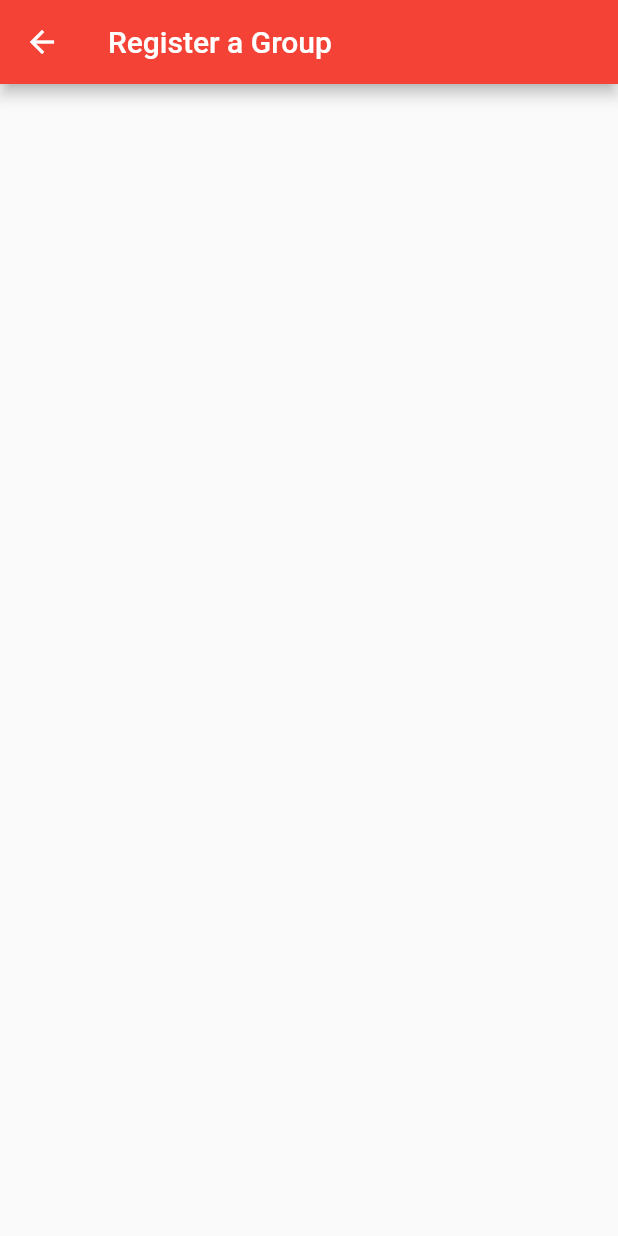
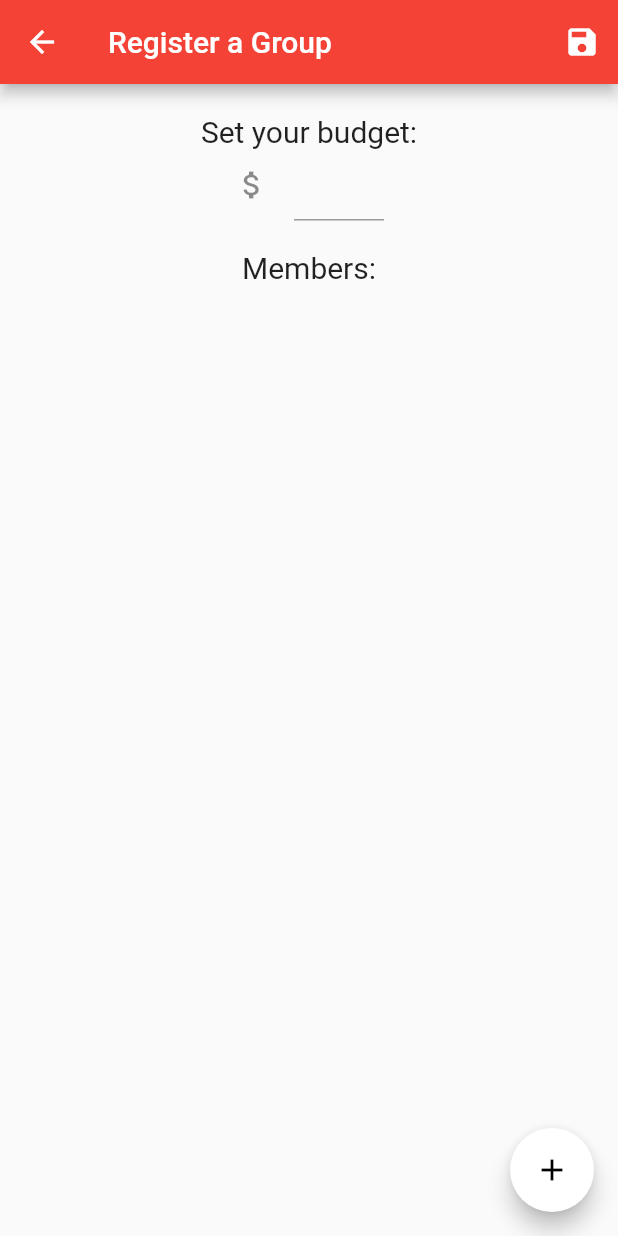
Before and after one commit to AroonNarayanan/SecretSantaFlutter, a Flutter app: the RegisterFamilyScreen screen opened directly, on a phone screen of 412 x 824 dp. Run offline on Flutter 3.47's test engine with Material 2 defaults, Android fonts, the light colour scheme and no system bars.

Commit message:
Added member addition/removal to register screen

```diff
--- a/lib/register.dart
+++ b/lib/register.dart
@@ -1,17 +1,109 @@
-import 'dart:async';
-import 'dart:convert';
-
 import 'package:flutter/cupertino.dart';
 import 'package:flutter/material.dart';
-import 'package:http/http.dart' as http;
 
 class RegisterFamilyScreenState extends State<RegisterFamilyScreen> {
+  var groupList = <String>[];
+  final budgetController = TextEditingController();
+  final nameController = TextEditingController();
+
   @override
   Widget build(BuildContext context) {
     return Scaffold(
       appBar: AppBar(
         title: Text('Register a Group'),
+        actions: <Widget>[
+          IconButton(
+            icon: Icon(Icons.save),
+            onPressed: () {},
+          )
+        ],
       ),
+      floatingActionButton: FloatingActionButton(
+        onPressed: () {
+          showDialog(
+              context: context,
+              builder: (BuildContext context) {
+                return Dialog(
+                  child: Container(
+                    padding: EdgeInsets.all(20.0),
+                    child: Column(
+                      mainAxisSize: MainAxisSize.min,
+                      children: <Widget>[
+                        Text(
+                          "Member Information",
+                          style: TextStyle(fontSize: 16.0),
+                        ),
+                        TextField(
+                          decoration: InputDecoration(labelText: "Name"),
+                          controller: nameController,
+                          textCapitalization: TextCapitalization.words,
+                        ),
+                        Container(
+                          margin: EdgeInsets.only(top: 10.0),
+                          width: double.infinity,
+                          child: RaisedButton(
+                            child: Text("Add Member"),
+                            onPressed: () {
+                              if (nameController.text.trim() != "") {
+                                groupList.add(nameController.text.trim());
+                                nameController.clear();
+                                setState(() {});
+                                Navigator.of(context, rootNavigator: true)
+                                    .pop();
+                              }
+                            },
+                          ),
+                        )
+                      ],
+                    ),
+                  ),
+                );
+              });
+        },
+        child: Icon(Icons.add),
+      ),
+      body: Container(
+          padding: EdgeInsets.only(top: 20.0),
+          width: double.infinity,
+          child: Column(
+            children: <Widget>[
+              Text(
+                'Set your budget:',
+                style: TextStyle(fontSize: 20.0),
+              ),
+              Container(
+                constraints: BoxConstraints(maxWidth: 100.0),
+                child: TextField(
+                  keyboardType: TextInputType.number,
+                  decoration: InputDecoration(icon: Icon(Icons.attach_money)),
+                ),
+              ),
+              Container(
+                margin: EdgeInsets.only(top: 20.0),
+                child: Text(
+                  'Members:',
+                  style: TextStyle(fontSize: 20.0),
+                ),
+              ),
+              new Expanded(
+                child: ListView.builder(
+                  itemBuilder: (context, i) {
+                    if (i.isOdd) {
+                      return Divider();
+                    }
+                    return ListTile(
+                      title: Text(groupList[i ~/ 2]),
+                      onLongPress: () {
+                        groupList.removeAt(i ~/ 2);
+                        setState(() {});
+                      },
+                    );
+                  },
+                  itemCount: groupList.length * 2,
+                ),
+              )
+            ],
+          )),
     );
   }
 }
--- a/lib/resources.dart
+++ b/lib/resources.dart
@@ -1,4 +1,5 @@
 class Strings {
   static const yourGroup = 'Your Group';
+  static const groups = 'Groups';
   static const secretSanta = 'Secret Santa';
 }
```
Also changed, not shown: lib/main.dart (+8 -8 lines).
